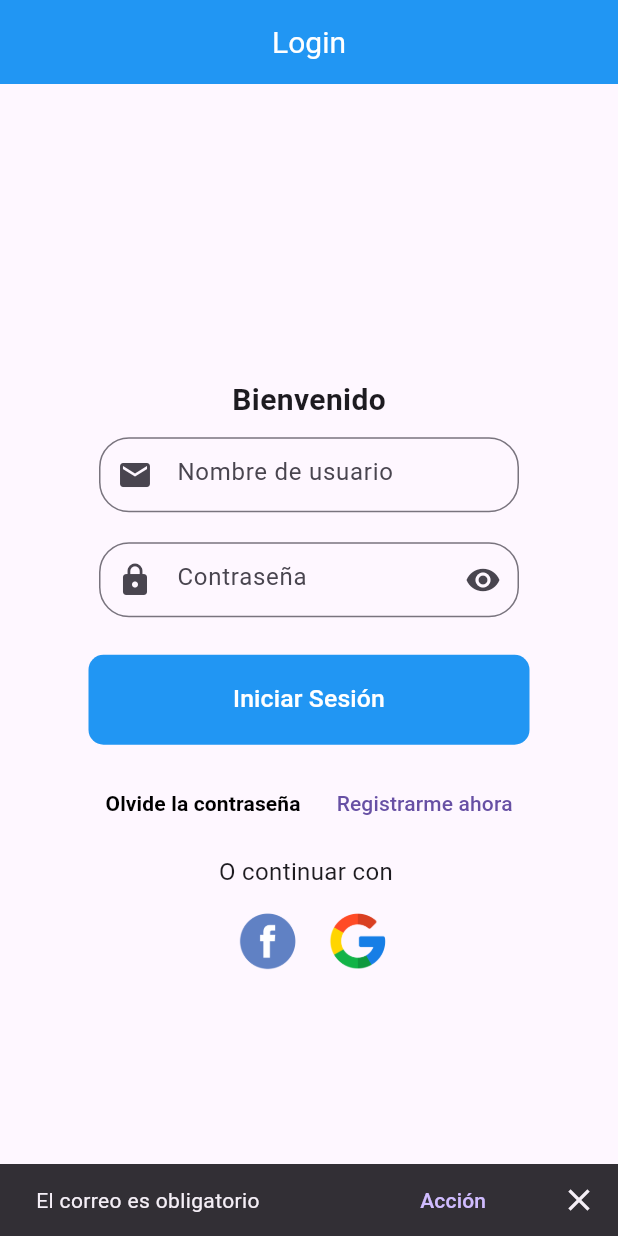
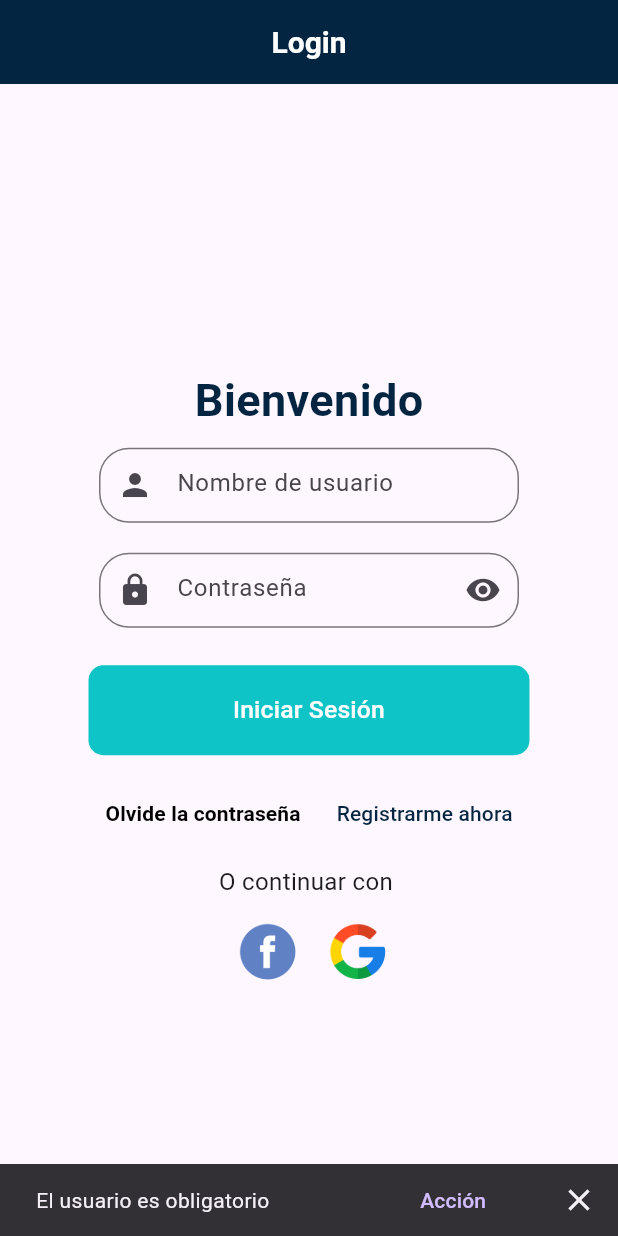
Before and after one commit to DMadrid03/is_513_proyecto_final, a Flutter app: the screen it shows after launch, after a tap on "Iniciar Sesión", on a phone screen of 412 x 824 dp. Run offline on Flutter 3.47's test engine with Material 3 defaults, Android fonts, the phone set to English and light mode, and no system bars; our stand-ins replace shared_preferences.

Commit message:
Cambios en diseño del login

```diff
--- a/proyecto_final/lib/src/pages/home.dart
+++ b/proyecto_final/lib/src/pages/home.dart
@@ -2,8 +2,8 @@ import 'package:flutter/material.dart';
 import 'package:proyecto_final/src/models/peliculas.dart';
 import 'package:proyecto_final/src/pages/detalle.dart';
 import 'package:proyecto_final/src/providers/peliculas.dart';
-import 'package:intl/intl.dart';
-import 'package:shared_preferences/shared_preferences.dart'; //libreria para darle formato especial a la fecha
+import 'package:intl/intl.dart';//libreria para darle formato especial a la fecha
+import 'package:shared_preferences/shared_preferences.dart';
 
 class HomePage extends StatefulWidget {
   const HomePage({Key? key}) : super(key: key);
--- a/proyecto_final/lib/src/pages/login_page.dart
+++ b/proyecto_final/lib/src/pages/login_page.dart
@@ -97,13 +97,14 @@ class _LoginPageState extends State<LoginPage> {
     return Scaffold(
         appBar: AppBar(
           centerTitle: true,
-          backgroundColor: Colors.blue,
+          backgroundColor:  const Color.fromARGB(255, 3, 37, 65),
           title: const Text(
             'Login',
             textAlign: TextAlign.center,
             style: TextStyle(
               color: Colors.white,
               fontSize: 20,
+              fontWeight: FontWeight.bold,
             ),
           ),
         ),
@@ -119,7 +120,7 @@ class _LoginPageState extends State<LoginPage> {
                     const Text(
                       "Bienvenido",
                       style:
-                          TextStyle(fontSize: 20, fontWeight: FontWeight.bold),
+                          TextStyle(fontSize: 30, fontWeight: FontWeight.bold, color: Color.fromARGB(255, 3, 37, 65)),
                     ),
 
                     //TextField Correo
@@ -132,7 +133,7 @@ class _LoginPageState extends State<LoginPage> {
                         child: CustomInput(
                             controller: _emailController,
                             hintText: "Nombre de usuario",
-                            icon: Icons.email),
+                            icon: Icons.person),
                       ),
                     ),
 
@@ -158,7 +159,7 @@ class _LoginPageState extends State<LoginPage> {
                       padding: const EdgeInsets.all(15),
                       child: Container(
                           decoration: BoxDecoration(
-                            color: Colors.blue,
+                            color: const Color.fromARGB(255, 15, 196, 199),
                             borderRadius: BorderRadius.circular(10),
                           ),
                           child: TextButton(
@@ -175,7 +176,7 @@ class _LoginPageState extends State<LoginPage> {
                                       showCloseIcon: true,
                                       duration: const Duration(seconds: 5),
                                       content: const Text(
-                                          'El correo es obligatorio'),
+                                          'El usuario es obligatorio'),
                                     ),
                                   );
 
@@ -227,6 +228,7 @@ class _LoginPageState extends State<LoginPage> {
                               "Registrarme ahora",
                               style: TextStyle(
                                 fontSize: 14,
+                                color: Color.fromARGB(255, 3, 37, 65),
                               ),
                             )),
                       ],
```
